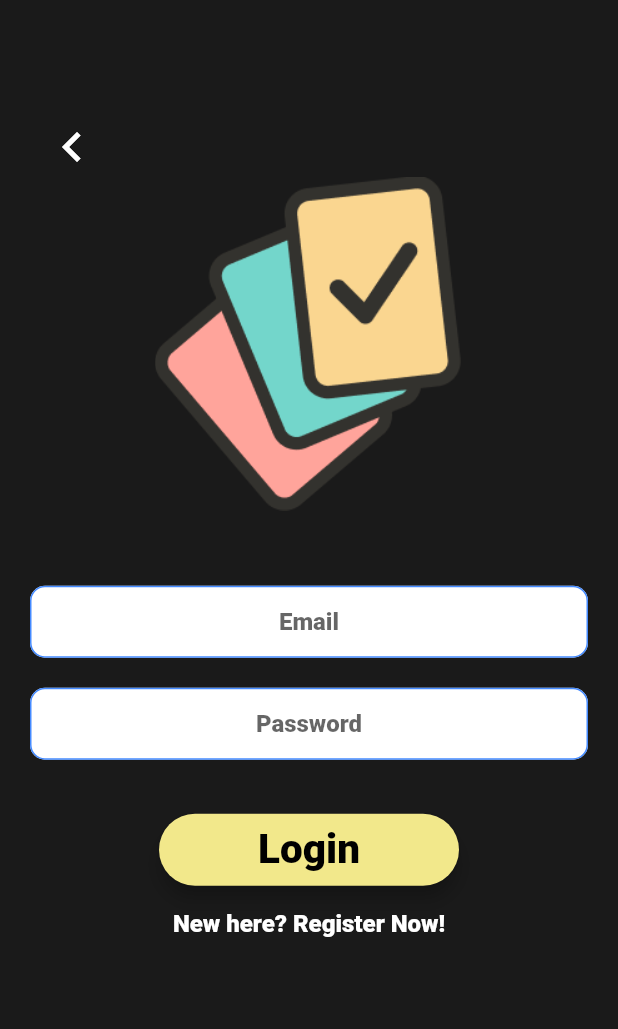
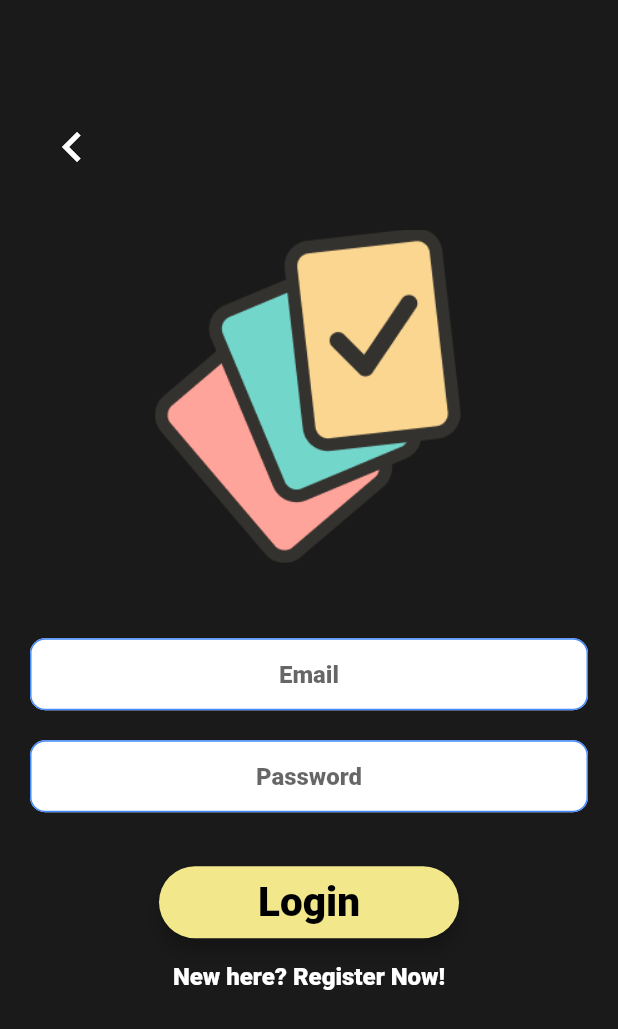
Before and after one commit to CreateJGN/mynotefy-Django-React, a Flutter app: the screen it shows after launch, after a tap on "Login", on a phone screen of 412 x 824 dp. Shown: the top 1029 px of the screen. Run offline on Flutter 3.47's test engine with Material 2 defaults, Android fonts, the phone set to English and light mode, and no system bars; our stand-ins replace animated_text_kit; network calls fail.

Commit message:
fixed routing

```diff
--- a/App/lib/main.dart
+++ b/App/lib/main.dart
@@ -1,14 +1,11 @@
 // ignore_for_file: use_key_in_widget_constructors
 
-import 'package:app/screens/dashboard.dart';
-import 'package:app/screens/loginscreen.dart';
-import 'package:app/screens/mainscreen.dart';
-import 'package:app/screens/notescreen.dart';
-import 'package:app/screens/registerscreen.dart';
-import 'package:app/screens/settingsreen.dart';
-import 'package:app/screens/splash.dart';
+import 'package:app/routers/approutes.dart';
+import 'package:app/routers/routenames.dart';
 import 'package:flutter/material.dart';
 import 'package:flutter/services.dart';
+
+import 'models/note.dart';
 
 void main() => runApp(MyApp());
 
@@ -17,16 +14,7 @@ class MyApp extends StatelessWidget {
   Widget build(BuildContext context) {
     SystemChrome.setSystemUIOverlayStyle(SystemUiOverlayStyle.light);
     return MaterialApp(
-      initialRoute: Splashscreen.id,
-      routes: {
-        LoginScreen.id: (context) => LoginScreen(),
-        RegisterScreen.id: (context) => RegisterScreen(),
-        Splashscreen.id: (context) => Splashscreen(),
-        MainScreen.id: (context) => MainScreen(),
-        DashBoard.id: (context) => DashBoard(),
-        settingscreen.id: (context) => settingscreen(),
-        NoteScreen.id: (context) => NoteScreen(),
-      },
-    );
+        onGenerateRoute: AppRoutes.onGenerateRoute,
+        initialRoute: RouteNames.mainscreen);
   }
 }
--- /dev/null
+++ b/App/lib/routers/approutes.dart
@@ -0,0 +1,38 @@
+import 'package:app/models/note.dart';
+import 'package:app/screens/dashboard.dart';
+import 'package:app/screens/loginscreen.dart';
+import 'package:app/screens/mainscreen.dart';
+import 'package:app/screens/notescreen.dart';
+import 'package:app/screens/registerscreen.dart';
+import 'package:flutter/material.dart';
+
+import 'RouteNames.dart';
+
+class AppRoutes {
+  static Route<dynamic> onGenerateRoute(RouteSettings settings) {
+    switch (settings.name) {
+      case RouteNames.mainscreen:
+        return MaterialPageRoute<dynamic>(builder: (_) => MainScreen());
+      case RouteNames.register:
+        return MaterialPageRoute<dynamic>(builder: (_) => RegisterScreen());
+      case RouteNames.login:
+        return MaterialPageRoute<dynamic>(builder: (_) => LoginScreen());
+      case RouteNames.dashboard:
+        return MaterialPageRoute<dynamic>(builder: (_) => DashBoard());
+      case RouteNames.noterscreen:
+        var notes = settings.arguments as Note;
+        return MaterialPageRoute<dynamic>(
+            builder: (_) => NoteScreen(
+                  note: notes,
+                ));
+      // case RouteNames.landing:
+      //   var type = settings.arguments as String;
+      //   return MaterialPageRoute<dynamic>(builder: (_) => LandingPage());
+      default:
+        return MaterialPageRoute(
+            builder: (_) => Scaffold(
+                body: Center(
+                    child: Text('No route defined for ${settings.name}'))));
+    }
+  }
+}
--- /dev/null
+++ b/App/lib/routers/routenames.dart
@@ -0,0 +1,8 @@
+class RouteNames {
+  static const String mainscreen = '/mainscreen';
+  static const String register = '/registerscreen';
+  static const String login = '/login-page';
+  static const String landing = '/landing-page';
+  static const String dashboard = '/dashboard';
+  static const String noterscreen = '/notesscreen';
+}
--- a/App/lib/screens/loginscreen.dart
+++ b/App/lib/screens/loginscreen.dart
@@ -3,6 +3,7 @@
 import 'package:app/Providers/auth.dart';
 import 'package:app/components/inputfield.dart';
 import 'package:app/constants.dart';
+import 'package:app/routers/routenames.dart';
 import 'package:app/screens/mainscreen.dart';
 import 'package:app/screens/registerscreen.dart';
 import 'package:flutter/material.dart';
@@ -45,11 +46,13 @@ class _LoginScreenState extends State<LoginScreen> {
                     size: 40,
                   ),
                   onPressed: () {
-                    Navigator.pushNamed(context, MainScreen.id);
+                    Navigator.pushNamed(context, RouteNames.mainscreen);
                   },
                 ),
               ),
-              Column(
+              Padding(
+                padding: EdgeInsets.only(top: 35.0),
+                child: Column(
                   mainAxisSize: MainAxisSize.min,
                   children: [
                     Flexible(
@@ -90,7 +93,7 @@ class _LoginScreenState extends State<LoginScreen> {
                         } else {
                           Navigator.pushNamed(
                             context,
-                          DashBoard.id,
+                            RouteNames.dashboard,
                           );
                         }
                       },
@@ -106,12 +109,13 @@ class _LoginScreenState extends State<LoginScreen> {
                         ),
                       ),
                       onTap: () {
-                      Navigator.pushNamed(context, RegisterScreen.id);
+                        Navigator.pushNamed(context, RouteNames.dashboard);
                       },
                     ),
                     Text(status == false ? 'Unable To Login' : '',
                         style: TextStyle(color: Colors.white)),
                   ],
+                ),
               ),
             ],
           ),
--- a/App/lib/screens/mainscreen.dart
+++ b/App/lib/screens/mainscreen.dart
@@ -1,6 +1,7 @@
 // ignore_for_file: use_key_in_widget_constructors
 
 import 'package:app/constants.dart';
+import 'package:app/routers/routenames.dart';
 import 'package:app/screens/loginscreen.dart';
 import 'package:app/screens/registerscreen.dart';
 import 'package:flutter/material.dart';
@@ -22,7 +23,7 @@ class MainScreen extends StatelessWidget {
             RoundedButton(
               title: 'Login',
               onPressed: () {
-                Navigator.pushNamed(context, LoginScreen.id);
+                Navigator.pushNamed(context, RouteNames.login);
               },
             ),
             const SizedBox(
@@ -31,7 +32,7 @@ class MainScreen extends StatelessWidget {
             RoundedButton(
               title: 'Register',
               onPressed: () {
-                Navigator.pushNamed(context, RegisterScreen.id);
+                Navigator.pushNamed(context, RouteNames.register);
               },
             ),
           ],
--- a/App/lib/screens/registerscreen.dart
+++ b/App/lib/screens/registerscreen.dart
@@ -4,6 +4,7 @@ import 'package:app/Providers/auth.dart';
 import 'package:app/components/roundedbutton.dart';
 import 'package:app/components/inputfield.dart';
 import 'package:app/constants.dart';
+import 'package:app/routers/routenames.dart';
 import 'package:app/screens/loginscreen.dart';
 import 'package:app/screens/mainscreen.dart';
 import 'package:flutter/material.dart';
@@ -104,7 +105,7 @@ class _RegisterScreenState extends State<RegisterScreen> {
                         ),
                       ),
                       onTap: () {
-                        Navigator.pushNamed(context, LoginScreen.id);
+                        Navigator.pushNamed(context, RouteNames.login);
                       },
                     ),
                   ],
```
Also changed, not shown: App/lib/components/note_tile.dart (+13 -10 lines), App/lib/screens/dashboard.dart (+12 -3 lines), App/lib/screens/notescreen.dart (+23 -3 lines). Lines whose indentation alone changed are shown as unchanged.
